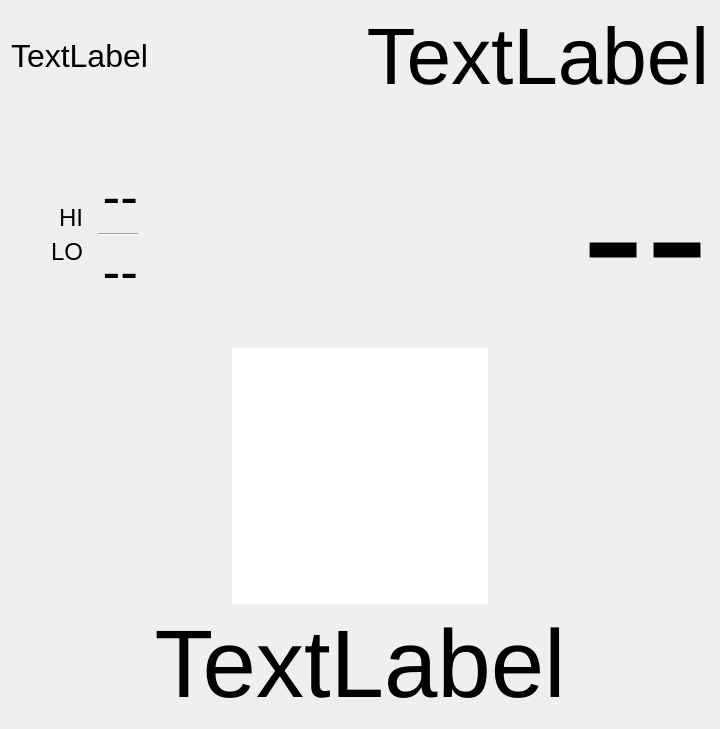
First picture: the form in weatherfxLite.ui, repository iachievedit/weatherfxlite, before the edit.
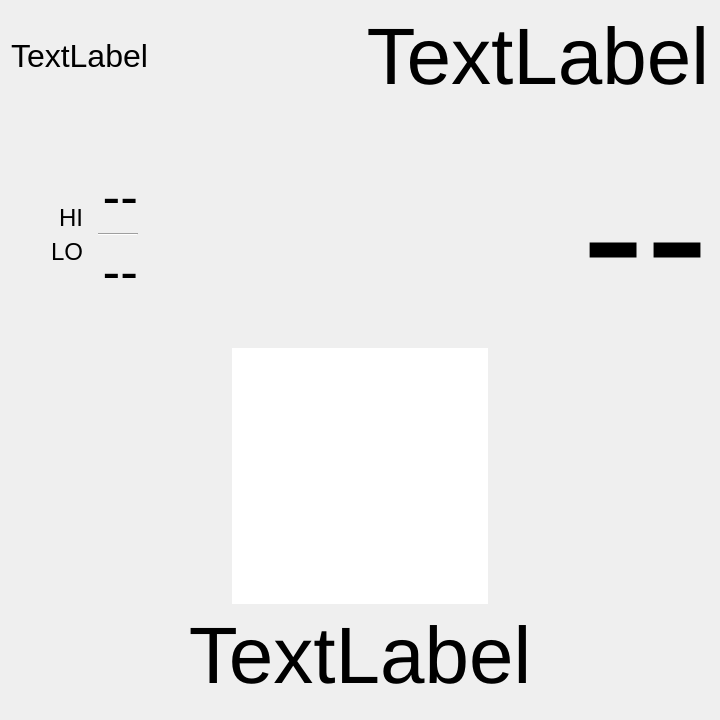
Second picture: the form after the edit.

Commit message: tighten text

```diff
--- a/weatherfxLite.ui
+++ b/weatherfxLite.ui
@@ -268,7 +268,7 @@
       <widget class="QLabel" name="currentCondition">
        <property name="font">
         <font>
-         <pointsize>72</pointsize>
+         <pointsize>60</pointsize>
         </font>
        </property>
        <property name="text">
```
